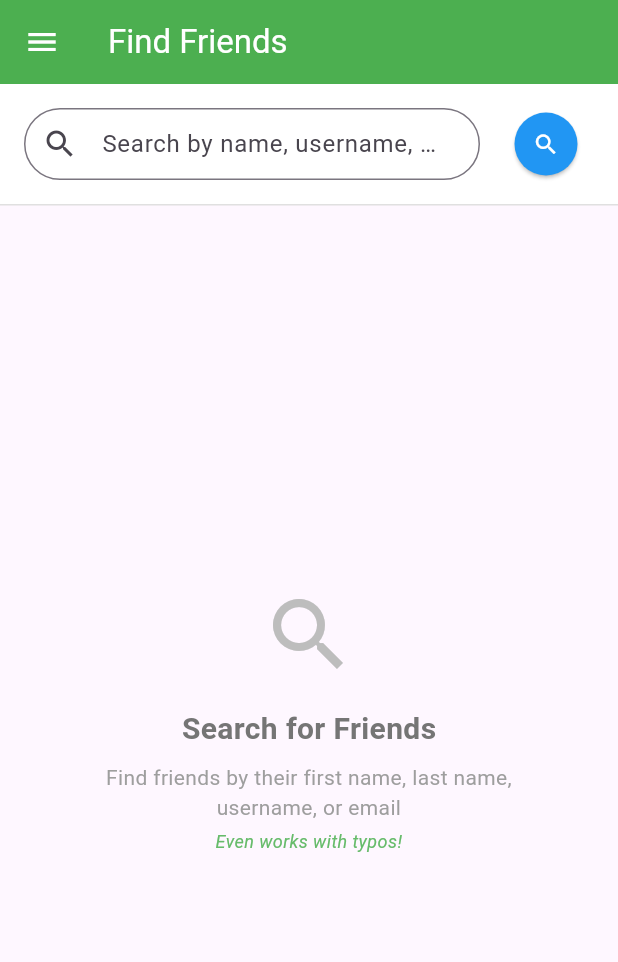
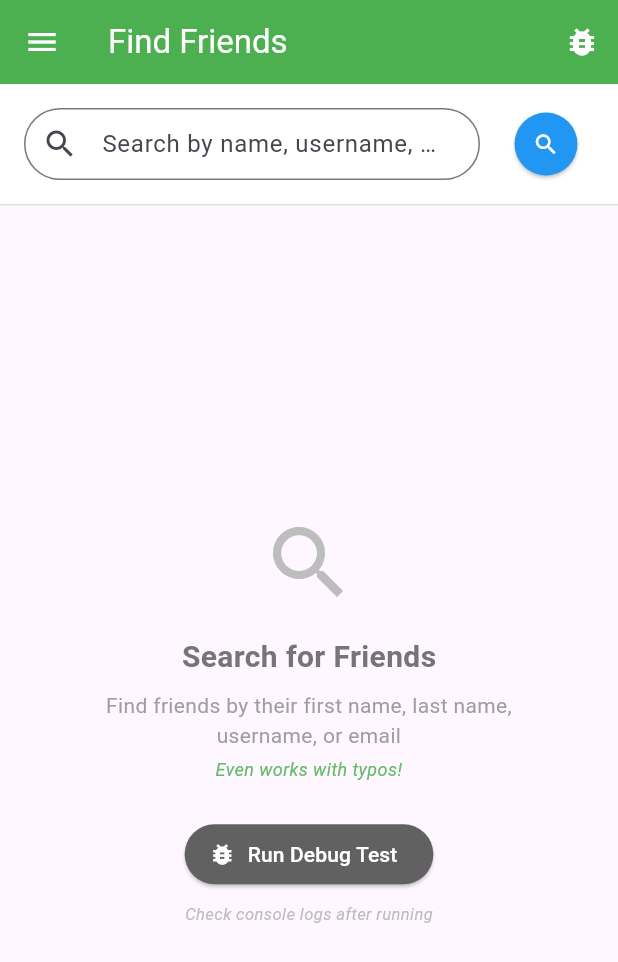
Before and after one commit to tdodson0612/barcode_scanner_app, a Flutter app: the SearchUsersPage screen opened by its route, on a phone screen of 412 x 824 dp. Shown: the top 962 px of the screen. Run offline on Flutter 3.47's test engine with Material 3 defaults, Android fonts, the phone set to English and light mode, and no system bars; our stand-ins replace app_links, google_mobile_ads, image_picker, in_app_purchase, logger, shared_preferences and 1 more; missing offline and left inert: google_mlkit_barcode_scanning; accounts and stored records are empty.

Commit message:
search fix 3 11/7 1:51pm

```diff
--- a/lib/pages/search_users_page.dart
+++ b/lib/pages/search_users_page.dart
@@ -1,5 +1,6 @@
-// lib/pages/search_users_page.dart - UPDATED: Enhanced search hint text
+// lib/pages/search_users_page.dart - UPDATED: Enhanced search with debug logging
 import 'package:flutter/material.dart';
+import 'package:logger/logger.dart';
 import '../services/database_service.dart';
 import 'user_profile_page.dart';
 import '../widgets/app_drawer.dart';
@@ -15,6 +16,7 @@ class SearchUsersPage extends StatefulWidget {
 
 class _SearchUsersPageState extends State<SearchUsersPage> {
   late TextEditingController _searchController;
+  final Logger _logger = Logger();
 
   @override
   void initState() {
@@ -31,6 +33,7 @@ class _SearchUsersPageState extends State<SearchUsersPage> {
   Map<String, Map<String, dynamic>> _friendshipStatuses = {};
   bool _isLoading = false;
   bool _hasSearched = false;
+  String? _errorMessage;
 
   @override
   void dispose() {
@@ -38,17 +41,55 @@ class _SearchUsersPageState extends State<SearchUsersPage> {
     super.dispose();
   }
 
+  Future<void> _runDebugTest() async {
+    setState(() {
+      _isLoading = true;
+      _errorMessage = null;
+    });
+
+    try {
+      await DatabaseService.debugTestUserSearch();
+
+      ScaffoldMessenger.of(context).showSnackBar(
+        SnackBar(
+          content: Text('Debug test completed! Check your console logs.'),
+          backgroundColor: Colors.blue,
+          duration: Duration(seconds: 3),
+        ),
+      );
+    } catch (e) {
+      ScaffoldMessenger.of(context).showSnackBar(
+        SnackBar(
+          content: Text('Debug test error: $e'),
+          backgroundColor: Colors.red,
+        ),
+      );
+    } finally {
+      setState(() {
+        _isLoading = false;
+      });
+    }
+  }
+
   Future<void> _searchUsers() async {
     final query = _searchController.text.trim();
-    if (query.isEmpty) return;
+    if (query.isEmpty) {
+      setState(() {
+        _errorMessage = 'Please enter a search term';
+      });
+      return;
+    }
 
     setState(() {
       _isLoading = true;
       _hasSearched = true;
+      _errorMessage = null;
     });
 
     try {
+      _logger.d('🔎 Starting user search from UI...');
       final results = await DatabaseService.searchUsers(query);
+      _logger.i('📱 UI received ${results.length} results');
 
       // Get friendship status for each user
       final statusMap = <String, Map<String, dynamic>>{};
@@ -61,13 +102,24 @@ class _SearchUsersPageState extends State<SearchUsersPage> {
         _searchResults = results;
         _friendshipStatuses = statusMap;
         _isLoading = false;
+
+        if (results.isEmpty) {
+          _errorMessage = 'No users found matching "$query"';
+        }
       });
     } catch (e) {
+      _logger.e('❌ UI search error: $e');
       setState(() {
         _isLoading = false;
+        _errorMessage = 'Error searching users: $e';
       });
+
       ScaffoldMessenger.of(context).showSnackBar(
-        SnackBar(content: Text('Error searching users: $e')),
+        SnackBar(
+          content: Text('Error searching users: $e'),
+          backgroundColor: Colors.red,
+          duration: Duration(seconds: 4),
+        ),
       );
     }
   }
@@ -289,6 +341,14 @@ class _SearchUsersPageState extends State<SearchUsersPage> {
             onPressed: () => Scaffold.of(context).openDrawer(),
           ),
         ),
+        actions: [
+          // Debug button
+          IconButton(
+            icon: Icon(Icons.bug_report),
+            tooltip: 'Run Debug Test',
+            onPressed: _runDebugTest,
+          ),
+        ],
       ),
       drawer: AppDrawer(currentPage: 'find_friends'),
       body: Column(
@@ -346,6 +406,39 @@ class _SearchUsersPageState extends State<SearchUsersPage> {
             ),
           ),
 
+          // Error message banner (if exists)
+          if (_errorMessage != null)
+            Container(
+              width: double.infinity,
+              padding: EdgeInsets.all(12),
+              margin: EdgeInsets.all(16),
+              decoration: BoxDecoration(
+                color: Colors.orange.shade100,
+                borderRadius: BorderRadius.circular(8),
+                border: Border.all(color: Colors.orange.shade300),
+              ),
+              child: Row(
+                children: [
+                  Icon(Icons.info_outline, color: Colors.orange.shade700),
+                  SizedBox(width: 8),
+                  Expanded(
+                    child: Text(
+                      _errorMessage!,
+                      style: TextStyle(color: Colors.orange.shade900),
+                    ),
+                  ),
+                  IconButton(
+                    icon: Icon(Icons.close, size: 20),
+                    onPressed: () {
+                      setState(() {
+                        _errorMessage = null;
+                      });
+                    },
+                  ),
+                ],
+              ),
+            ),
+
           // Search Results
           Expanded(
             child: _isLoading
@@ -394,6 +487,26 @@ class _SearchUsersPageState extends State<SearchUsersPage> {
                                 ),
                               ),
                             ),
+                            SizedBox(height: 24),
+                            // Debug hint
+                            ElevatedButton.icon(
+                              onPressed: _runDebugTest,
+                              icon: Icon(Icons.bug_report),
+                              label: Text('Run Debug Test'),
+                              style: ElevatedButton.styleFrom(
+                                backgroundColor: Colors.grey.shade700,
+                                foregroundColor: Colors.white,
+                              ),
+                            ),
+                            SizedBox(height: 8),
+                            Text(
+                              'Check console logs after running',
+                              style: TextStyle(
+                                fontSize: 11,
+                                color: Colors.grey.shade400,
+                                fontStyle: FontStyle.italic,
+                              ),
+                            ),
                           ],
                         ),
                       )
@@ -424,6 +537,16 @@ class _SearchUsersPageState extends State<SearchUsersPage> {
                                     color: Colors.grey.shade500,
                                   ),
                                 ),
+                                SizedBox(height: 16),
+                                ElevatedButton.icon(
+                                  onPressed: _runDebugTest,
+                                  icon: Icon(Icons.bug_report, size: 18),
+                                  label: Text('Debug: Check Database'),
+                                  style: ElevatedButton.styleFrom(
+                                    backgroundColor: Colors.orange,
+                                    foregroundColor: Colors.white,
+                                  ),
+                                ),
                               ],
                             ),
                           )
--- a/pubspec.yaml
+++ b/pubspec.yaml
@@ -1,10 +1,6 @@
 name: liver_wise
 description: A Flutter app to scan food barcodes and show nutrition info.
-<<<<<<< HEAD
 version: 1.0.3+6
-=======
-version: 1.0.2+5
->>>>>>> 8cbbb88db7f1e5e043b4a39773c9eb52592ac133
 
 environment:
   sdk: ">=3.1.0 <4.0.0"
```
Also changed, not shown: lib/services/database_service.dart (+91 -18 lines).
